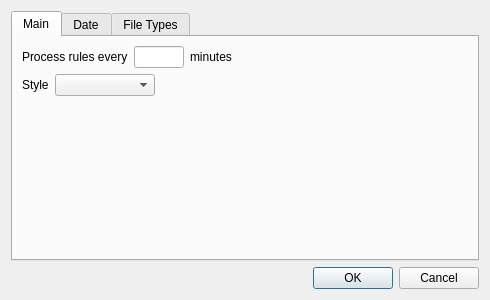
Above: ui/settings_dialog.ui from midnightdim/declutter before the change. Below: the same form after it.
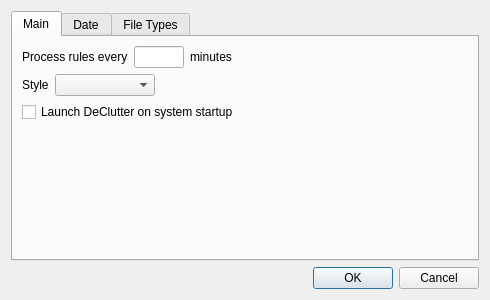
That is the form after the change. The open tabs and pages were chosen to show the change.

```diff
--- a/ui/settings_dialog.ui
+++ b/ui/settings_dialog.ui
@@ -107,6 +107,13 @@
            </item>
           </layout>
          </item>
+         <item>
+          <widget class="QCheckBox" name="launchOnStartupCheckBox">
+           <property name="text">
+            <string>Launch DeClutter on system startup</string>
+           </property>
+          </widget>
+         </item>
          <item>
           <spacer name="verticalSpacer_2">
            <property name="orientation">
```
Left out of the diff: 2 changed lines with no effect on the pictures.
